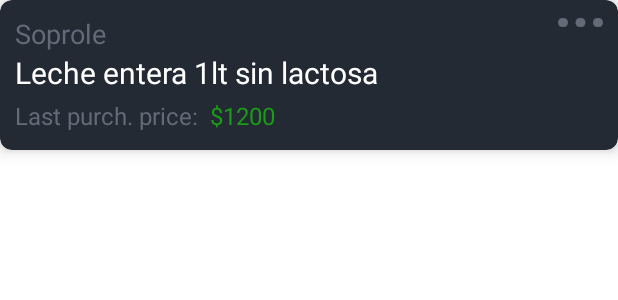
After one commit to gersard/PurchaseTracking, an Android app: the layout row_product.xml on its own in the app's theme, with its tools: preview values and no code run, on a phone screen of 412 x 824 dp. The commit adds this screen. Shown: the top 300 px of the screen. Run offline under Robolectric (Android 15) with nearby library versions, the phone set to English and light mode, and no system bars.

Commit message:
- Se cofigura diseño para item product en lista de productos

```diff
--- a/app/src/main/java/cl/gersard/shoppingtracking/ui/product/ListProductsFragment.kt
+++ b/app/src/main/java/cl/gersard/shoppingtracking/ui/product/ListProductsFragment.kt
@@ -6,24 +6,33 @@ import androidx.fragment.app.Fragment
 import android.view.LayoutInflater
 import android.view.View
 import android.view.ViewGroup
+import androidx.fragment.app.viewModels
 import cl.gersard.shoppingtracking.R
+import cl.gersard.shoppingtracking.databinding.ListProductsFragmentBinding
 import dagger.hilt.android.AndroidEntryPoint
 
 @AndroidEntryPoint
 class ListProductsFragment : Fragment() {
 
-
-    private lateinit var viewModel: ListProductsViewModel
+    private var _viewBinding: ListProductsFragmentBinding? = null
+    private val viewBinding: ListProductsFragmentBinding get() = _viewBinding!!
+    private val viewModel: ListProductsViewModel by viewModels()
 
     override fun onCreateView(
         inflater: LayoutInflater, container: ViewGroup?,
         savedInstanceState: Bundle?
-    ): View? {
-        return inflater.inflate(R.layout.list_products_fragment, container, false)
+    ): View {
+        _viewBinding = ListProductsFragmentBinding.inflate(inflater, container, false)
+        return viewBinding.root
     }
 
     override fun onViewCreated(view: View, savedInstanceState: Bundle?) {
         super.onViewCreated(view, savedInstanceState)
+    }
+
+    override fun onDestroyView() {
+        super.onDestroyView()
+        _viewBinding = null
     }
 
     companion object {
--- /dev/null
+++ b/app/src/main/res/drawable/ic_more_horizontal_gray.xml
@@ -0,0 +1,27 @@
+<vector xmlns:android="http://schemas.android.com/apk/res/android"
+    android:width="27dp"
+    android:height="6dp"
+    android:viewportWidth="27"
+    android:viewportHeight="6">
+  <path
+      android:pathData="M13.5,4.5A1.5,1.5 0,1 1,15 3,1.5 1.5,0 0,1 13.5,4.5Z"
+      android:strokeLineJoin="round"
+      android:strokeWidth="3"
+      android:fillColor="#00000000"
+      android:strokeColor="#646a78"
+      android:strokeLineCap="round"/>
+  <path
+      android:pathData="M24,4.5A1.5,1.5 0,1 1,25.5 3,1.5 1.5,0 0,1 24,4.5Z"
+      android:strokeLineJoin="round"
+      android:strokeWidth="3"
+      android:fillColor="#00000000"
+      android:strokeColor="#646a78"
+      android:strokeLineCap="round"/>
+  <path
+      android:pathData="M3,4.5A1.5,1.5 0,1 1,4.5 3,1.5 1.5,0 0,1 3,4.5Z"
+      android:strokeLineJoin="round"
+      android:strokeWidth="3"
+      android:fillColor="#00000000"
+      android:strokeColor="#646a78"
+      android:strokeLineCap="round"/>
+</vector>
--- /dev/null
+++ b/app/src/main/res/layout/row_product.xml
@@ -0,0 +1,81 @@
+<?xml version="1.0" encoding="utf-8"?>
+<com.google.android.material.card.MaterialCardView xmlns:android="http://schemas.android.com/apk/res/android"
+    xmlns:app="http://schemas.android.com/apk/res-auto"
+    xmlns:tools="http://schemas.android.com/tools"
+    android:layout_width="match_parent"
+    android:layout_height="100dp"
+    app:cardBackgroundColor="@color/background_secondary"
+    app:cardCornerRadius="8dp"
+    app:cardElevation="6dp">
+
+    <androidx.constraintlayout.widget.ConstraintLayout
+        android:layout_width="match_parent"
+        android:layout_height="match_parent"
+        android:padding="10dp">
+
+
+        <TextView
+            android:id="@+id/tv_brand_name"
+            android:layout_width="wrap_content"
+            android:layout_height="wrap_content"
+            android:textColor="@color/text_color_secondary"
+            android:textSize="18sp"
+            app:layout_constraintEnd_toStartOf="@+id/ib_options_product"
+            app:layout_constraintHorizontal_bias="0.0"
+            app:layout_constraintStart_toStartOf="parent"
+            app:layout_constraintTop_toTopOf="parent"
+            tools:text="Soprole" />
+
+        <TextView
+            android:id="@+id/tv_product_name"
+            android:layout_width="wrap_content"
+            android:layout_height="wrap_content"
+            android:textColor="@color/text_color_primary"
+            android:textSize="20sp"
+            app:layout_constraintEnd_toEndOf="parent"
+            app:layout_constraintHorizontal_bias="0.0"
+            app:layout_constraintStart_toStartOf="parent"
+            app:layout_constraintTop_toBottomOf="@+id/tv_brand_name"
+            tools:text="Leche entera 1lt sin lactosa" />
+
+        <ImageButton
+            android:id="@+id/ib_options_product"
+            android:layout_width="30dp"
+            android:layout_height="10dp"
+            android:background="@color/transparent"
+            android:contentDescription="@string/content_description_menu_product"
+            android:scaleType="fitCenter"
+            app:layout_constraintEnd_toEndOf="parent"
+            app:layout_constraintTop_toTopOf="parent"
+            app:srcCompat="@drawable/ic_more_horizontal_gray" />
+
+        <TextView
+            android:id="@+id/textView4"
+            android:layout_width="wrap_content"
+            android:layout_height="wrap_content"
+            android:layout_marginTop="4dp"
+            android:text="@string/last_purchase_price"
+            android:textColor="@color/text_color_secondary"
+            android:textSize="16sp"
+            app:layout_constraintBottom_toBottomOf="parent"
+            app:layout_constraintStart_toStartOf="parent"
+            app:layout_constraintTop_toBottomOf="@+id/tv_product_name"
+            app:layout_constraintVertical_bias="0.0"
+            tools:viewBindingIgnore="true" />
+
+        <TextView
+            android:id="@+id/tv_last_purchase_price"
+            android:layout_width="0dp"
+            android:layout_height="0dp"
+            android:layout_marginStart="8dp"
+            android:textColor="@color/positive"
+            android:textSize="16sp"
+            app:layout_constraintBottom_toBottomOf="@+id/textView4"
+            app:layout_constraintEnd_toEndOf="parent"
+            app:layout_constraintHorizontal_bias="0.0"
+            app:layout_constraintStart_toEndOf="@+id/textView4"
+            app:layout_constraintTop_toTopOf="@+id/textView4"
+            tools:text="$1200" />
+    </androidx.constraintlayout.widget.ConstraintLayout>
+
+</com.google.android.material.card.MaterialCardView>
--- a/app/src/main/res/values/strings.xml
+++ b/app/src/main/res/values/strings.xml
@@ -6,4 +6,6 @@
     <string name="content_description_search_button">Search button</string>
     <string name="empty_products_list">No products founded. \nTap here to reload</string>
     <string name="title_products">Products</string>
+    <string name="content_description_menu_product">Product options menu</string>
+    <string name="last_purchase_price">Last purch. price:</string>
 </resources>
--- a/build.gradle
+++ b/build.gradle
@@ -1,7 +1,7 @@
 // Top-level build file where you can add configuration options common to all sub-projects/modules.
 buildscript {
     ext.kotlin_version = "1.4.31"
-    ext.hilt_version = '2.33-beta'
+    ext.hilt_version = '2.28-alpha'
 
     repositories {
         google()
```
Also changed, not shown: 1 other file.
